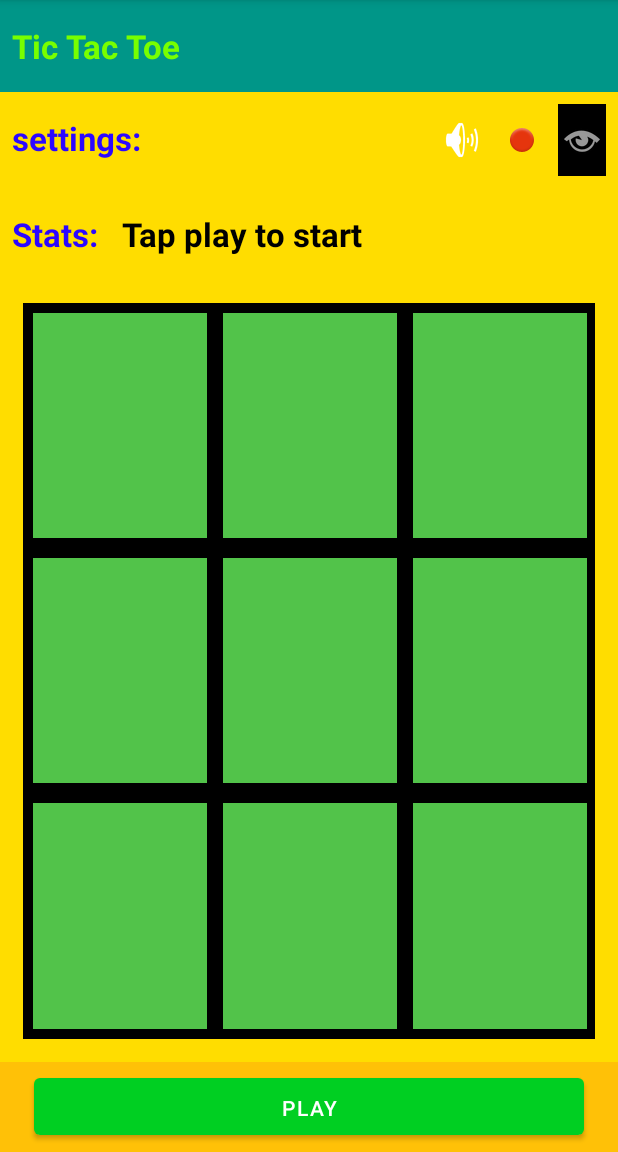
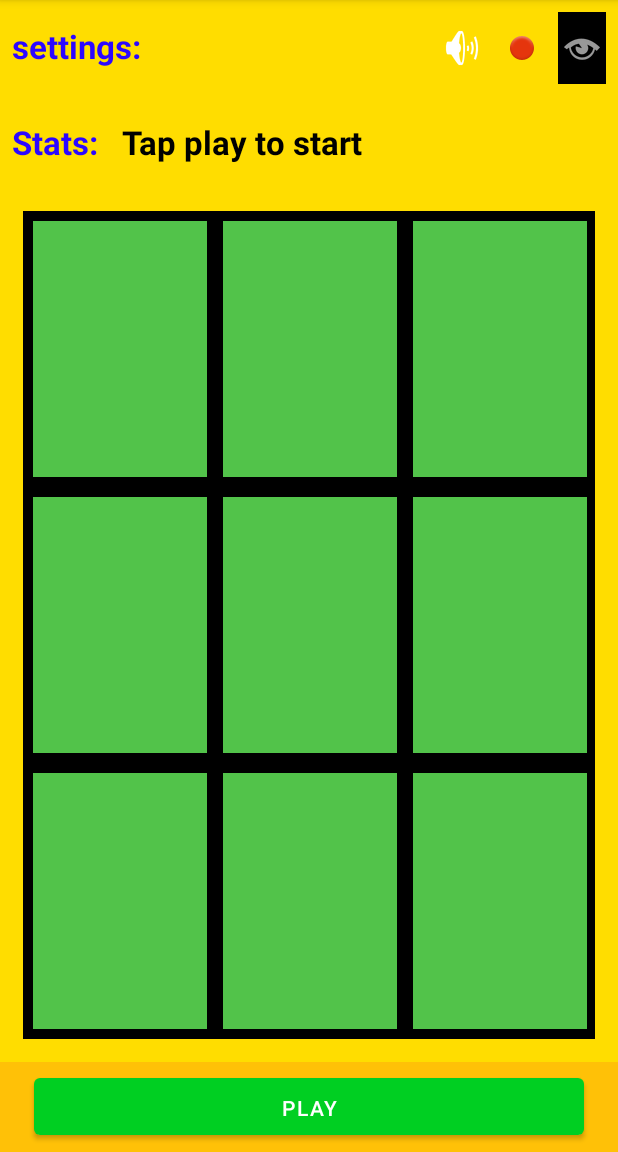
Before and after one commit to darsh-7/XOGame, an Android app: the screen it shows after launch (MainActivity), on a phone screen of 412 x 824 dp, the part 84-1236 px from its top. Run offline under Robolectric (Android 15) with nearby library versions, the phone set to English and light mode, and no system bars.

Commit message:
- remove extra line - fix sum bugs

```diff
--- a/app/src/main/java/com/example/xogame/MainActivity.java
+++ b/app/src/main/java/com/example/xogame/MainActivity.java
@@ -6,8 +6,8 @@ import android.annotation.SuppressLint;
 import android.content.pm.ActivityInfo;
 import android.media.MediaPlayer;
 import android.os.Bundle;
-import android.view.Menu;
 import android.view.View;
+import android.widget.Button;
 import android.widget.TextView;
 
 public class MainActivity extends AppCompatActivity {
@@ -27,39 +27,36 @@ public class MainActivity extends AppCompatActivity {
         super.onCreate(savedInstanceState);
         setContentView(R.layout.main_game);
         this.setRequestedOrientation(ActivityInfo.SCREEN_ORIENTATION_PORTRAIT);
-        //backMusic = MediaPlayer.create(this, R.raw.background);
-        playbackground();
+        playMusic();
     }
 
-
+    //control the music
     public void stopPlayMusic(View buttom) {
         if (backMusic.isPlaying()) {
             backMusic.stop();
         } else {
-            backMusic = MediaPlayer.create(this, R.raw.background);
-            backMusic.setVolume(1.0f, 1.0f);
-            backMusic.setLooping(true);
-            backMusic.start();
+            playMusic();
         }
     }
 
-    public void playbackground() {
-        backMusic = MediaPlayer.create(this, R.raw.background);
-
+    public void playMusic() {
+        //first song
+        backMusic = MediaPlayer.create(this, R.raw.background2);
         backMusic.setVolume(1.0f, 1.0f);
         backMusic.setLooping(true);
         backMusic.start();
+        /*
+        backMusic = MediaPlayer.create(this, R.raw.background);
+        backMusic.setOnCompletionListener(new MediaPlayer.OnCompletionListener() {
+            @Override
+            public void onCompletion(MediaPlayer mediaPlayer) {
+                backMusic.start();
+            }
+        });
+
+
+         */
     }
-        /*
-
-            mp.setOnCompletionListener(new MediaPlayer.OnCompletionListener() {
-                @Override
-                public void onCompletion(MediaPlayer mediaPlayer) {
-                    mp.isLooping();
-                }
-            });
-
-             */
 
 
     //Determine round by the counter value
--- a/app/src/main/res/layout/main_game.xml
+++ b/app/src/main/res/layout/main_game.xml
@@ -21,28 +21,6 @@
         <LinearLayout
             android:layout_width="match_parent"
             android:layout_height="wrap_content"
-            android:background="#009688"
-            android:orientation="horizontal"
-            app:layout_constraintTop_toTopOf="parent"
-            tools:layout_editor_absoluteX="0dp">
-
-            <TextView
-                android:id="@+id/title_text_view"
-                android:layout_width="wrap_content"
-                android:layout_height="wrap_content"
-                android:layout_margin="8dp"
-                android:layout_weight="1"
-                android:paddingTop="8dp"
-                android:paddingBottom="8dp"
-                android:text="Tic Tac Toe"
-                android:textAppearance="?android:textAppearanceLarge"
-                android:textColor="#77FF00"
-                android:textStyle="bold" />
-
-        </LinearLayout>
-        <LinearLayout
-            android:layout_width="match_parent"
-            android:layout_height="wrap_content"
             android:background="@color/background_color"
             android:orientation="horizontal"
             app:layout_constraintTop_toTopOf="parent"
@@ -61,7 +39,7 @@
                 android:textStyle="bold" />
 
             <ImageView
-                android:id="@+id/imageView"
+                android:id="@+id/sound"
                 android:layout_width="wrap_content"
                 android:layout_height="wrap_content"
                 android:layout_weight="0"
```
Also changed, not shown: 1 other file.
